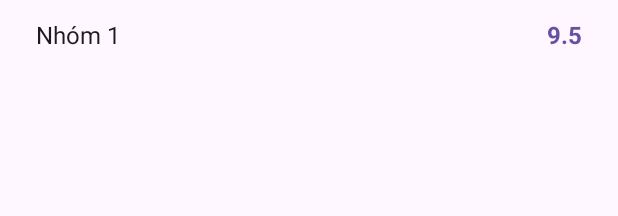
After one commit to websiTester/PRM392_Android_Project, an Android app: the layout item_dialog_select_group.xml on its own in the app's theme, with its tools: preview values and no code run, on a phone screen of 412 x 824 dp. The commit adds this screen. Shown: the top 216 px of the screen. Run offline under Robolectric (Android 15) with nearby library versions, the phone set to English and light mode, and no system bars.

Commit message:
update dialog
Signed-off-by: TanPT0964 <tanpt0906@gmail.com>

```diff
--- /dev/null
+++ b/app/src/main/res/layout/item_dialog_select_group.xml
@@ -0,0 +1,31 @@
+<?xml version="1.0" encoding="utf-8"?>
+<LinearLayout
+    xmlns:android="http://schemas.android.com/apk/res/android"
+    xmlns:tools="http://schemas.android.com/tools"
+    android:layout_width="match_parent"
+    android:layout_height="wrap_content"
+    android:orientation="horizontal"
+    android:paddingVertical="12dp"
+    android:paddingHorizontal="24dp"
+    android:gravity="center_vertical"
+    android:background="?attr/selectableItemBackground">
+
+    <TextView
+        android:id="@+id/tv_dialog_group_name"
+        android:layout_width="0dp"
+        android:layout_height="wrap_content"
+        android:layout_weight="1"
+        android:textSize="16sp"
+        android:textColor="?attr/colorOnSurface"
+        tools:text="Nhóm 1" />
+
+    <TextView
+        android:id="@+id/tv_dialog_group_grade"
+        android:layout_width="wrap_content"
+        android:layout_height="wrap_content"
+        android:textSize="16sp"
+        android:textStyle="bold"
+        android:textColor="?attr/colorPrimary"
+        tools:text="9.5" />
+
+</LinearLayout>
```
Also changed, not shown: app/src/main/java/com/example/prm392_android_project/recyclerviewadapter/GroupSelectionAdapter.java (added, +75 -0 lines), app/src/main/java/com/example/prm392_android_project/views/TeacherClassDetailActivity.java (+25 -17 lines), app/src/main/res/layout/dialog_select_group.xml (added, +22 -0 lines).
